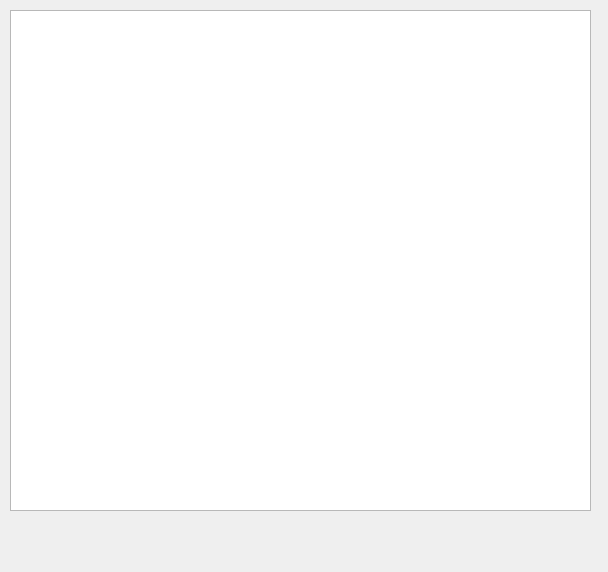
Old version of the form MainLaunch_qt/goodhouselist.ui in the repository luohanqing0318/graduation-design.
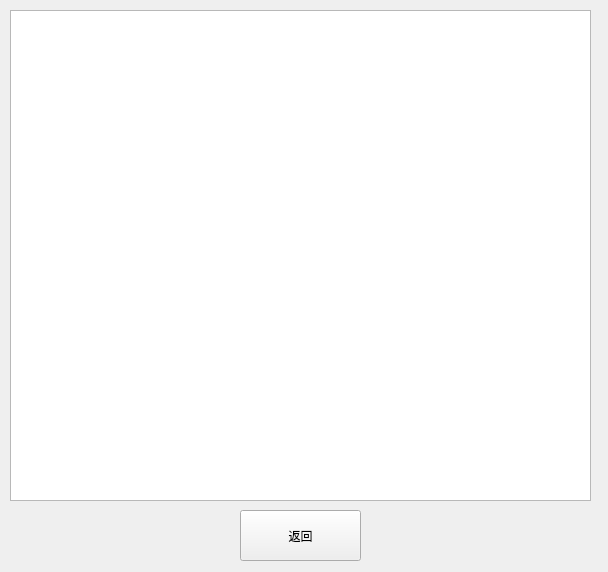
New version of the form.

Diff of the .ui file:
```diff
--- a/MainLaunch_qt/goodhouselist.ui
+++ b/MainLaunch_qt/goodhouselist.ui
@@ -19,10 +19,26 @@
      <x>10</x>
      <y>10</y>
      <width>581</width>
-     <height>501</height>
+     <height>491</height>
     </rect>
    </property>
   </widget>
+  <widget class="QPushButton" name="pushButton">
+   <property name="geometry">
+    <rect>
+     <x>240</x>
+     <y>510</y>
+     <width>121</width>
+     <height>51</height>
+    </rect>
+   </property>
+   <property name="styleSheet">
+    <string notr="true">font: 25 14pt &quot;Microsoft YaHei&quot;;</string>
+   </property>
+   <property name="text">
+    <string>返回</string>
+   </property>
+  </widget>
  </widget>
  <resources/>
  <connections/>
```
Left out of the diff: 2 changed lines with no effect on the pictures.
